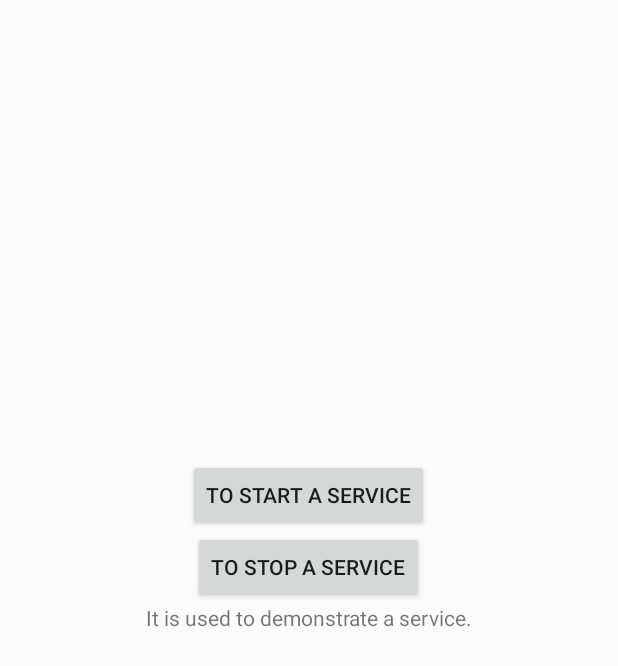
After one commit to johnnkp/AndroidDevelopmentTester_4.4KitKat, an Android app: the layout service.xml on its own in the app's theme, with its tools: preview values and no code run, on a phone screen of 412 x 824 dp. The commit adds this screen. Shown: the top 666 px of the screen. Run offline under Robolectric (Android 15) with nearby library versions, the phone set to English and light mode, and no system bars.

Commit message:
Add service tester

```diff
--- /dev/null
+++ b/app/src/main/res/layout/service.xml
@@ -0,0 +1,37 @@
+<?xml version="1.0" encoding="utf-8"?>
+<RelativeLayout xmlns:android="http://schemas.android.com/apk/res/android"
+    xmlns:app="http://schemas.android.com/apk/res-auto"
+    xmlns:tools="http://schemas.android.com/tools"
+    android:layout_width="match_parent"
+    android:layout_height="match_parent"
+    tools:context="hkcc.ccn3165.servicedemo.MainActivity">
+
+    <TextView
+        android:id="@+id/poly005_servicedemo"
+        android:layout_width="wrap_content"
+        android:layout_height="wrap_content"
+        android:layout_centerInParent="true"
+        android:text="It is used to demonstrate a service."
+        app:layout_constraintBottom_toBottomOf="parent"
+        app:layout_constraintLeft_toLeftOf="parent"
+        app:layout_constraintRight_toRightOf="parent"
+        app:layout_constraintTop_toTopOf="parent" />
+
+    <Button
+        android:id="@+id/startBtn"
+        android:layout_width="wrap_content"
+        android:layout_height="wrap_content"
+        android:layout_above="@id/stopBtn"
+        android:layout_centerHorizontal="true"
+        android:onClick="onStartService"
+        android:text="@string/start_service" />
+
+    <Button
+        android:id="@+id/stopBtn"
+        android:layout_width="wrap_content"
+        android:layout_height="wrap_content"
+        android:layout_above="@id/poly005_servicedemo"
+        android:layout_centerHorizontal="true"
+        android:onClick="onStopService"
+        android:text="@string/stop_service" />
+</RelativeLayout>
--- a/app/src/main/res/values/strings.xml
+++ b/app/src/main/res/values/strings.xml
@@ -286,4 +286,7 @@
     <string name="dialog_msg">It is a learning experience.</string>
     <string name="recalculate">Recalculate</string>
     <string name="reference">Reference</string>
+
+    <string name="stop_service">To stop a Service</string>
+    <string name="start_service">To start a Service</string>
 </resources>
```
Also changed, not shown: app/src/main/AndroidManifest.xml (+7 -0 lines), app/src/main/java/hkcc/ccn3165/servicedemo/MainActivity.java (added, +26 -0 lines), app/src/main/java/hkcc/ccn3165/servicedemo/ServiceDemo.java (added, +26 -0 lines).
